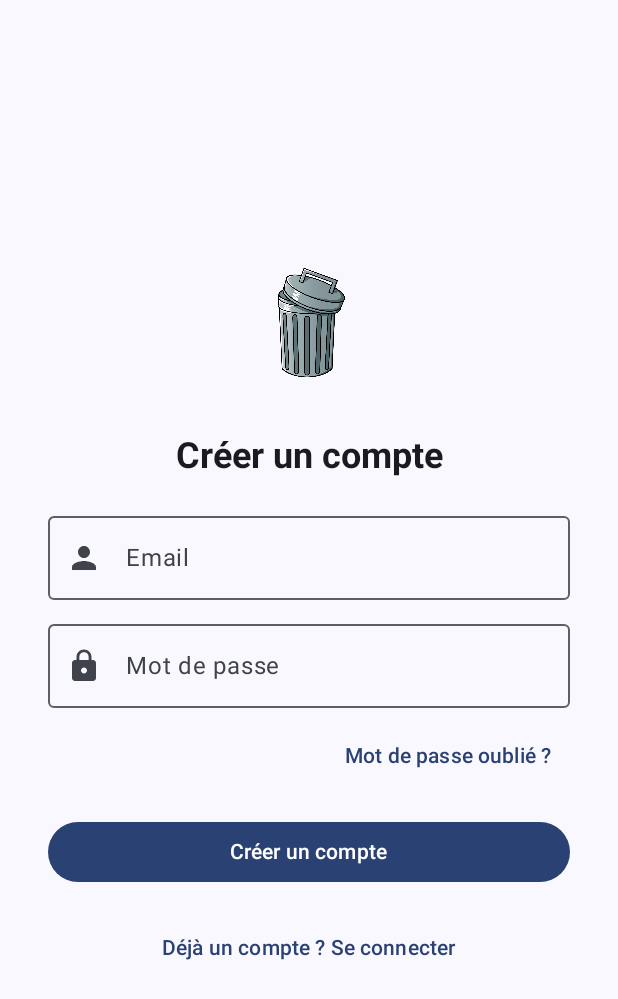
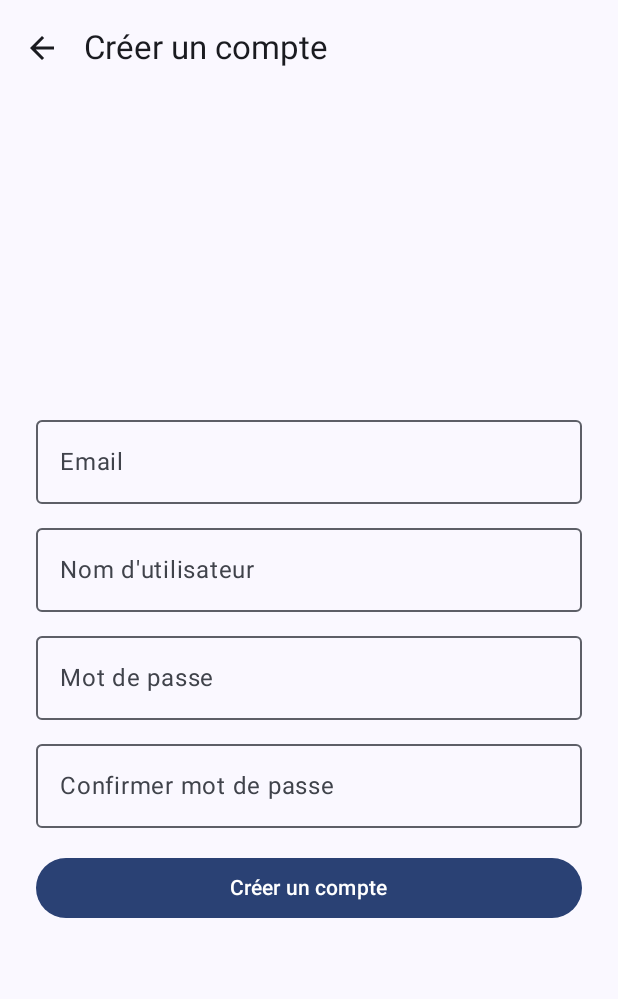
Before and after one commit to ranya230/Binovation, an Android app built with Jetpack Compose: the screen it shows after launch (MainActivity), after a tap on "Pas de compte ? Créer un compte", on a phone screen of 412 x 824 dp. Shown: the top 999 px of the screen. Run offline under Robolectric (Android 15) with nearby library versions, the phone set to English and light mode, and no system bars; our stand-ins replace Firebase (no records; nobody signed in at launch, a user with empty details on screens opened directly); pictures from the network do not load; 2 other taps on this screen came first.

Commit message:
Initial commit – Page Login avec connexion Firebase

```diff
--- a/app/build.gradle.kts
+++ b/app/build.gradle.kts
@@ -94,6 +94,7 @@ dependencies {
 
     // WorkManager
     implementation("androidx.work:work-runtime-ktx:2.8.1")
+    implementation("io.coil-kt:coil-compose:2.5.0")
 
     // Tests
     testImplementation("junit:junit:4.13.2")
--- a/app/src/main/java/fr/isen/amara/isensmartcompanion/MainActivity.kt
+++ b/app/src/main/java/fr/isen/amara/isensmartcompanion/MainActivity.kt
@@ -3,109 +3,39 @@ package fr.isen.amara.isensmartcompanion
 import android.os.Bundle
 import androidx.activity.ComponentActivity
 import androidx.activity.compose.setContent
-import androidx.compose.foundation.layout.padding
-import androidx.compose.material3.*
-import androidx.compose.runtime.*
-import androidx.compose.ui.Modifier
-import androidx.lifecycle.viewmodel.compose.viewModel
-import androidx.navigation.NavHostController
-import androidx.navigation.compose.*
-import com.google.firebase.FirebaseApp
-import fr.isen.amara.isensmartcompanion.data.InteractionViewModel
-import fr.isen.amara.isensmartcompanion.navigation.BottomNavItem
-import fr.isen.amara.isensmartcompanion.screens.*
+import androidx.compose.material3.MaterialTheme
+import androidx.compose.material3.Surface
+import androidx.navigation.compose.NavHost
+import androidx.navigation.compose.composable
+import androidx.navigation.compose.rememberNavController
+import fr.isen.amara.isensmartcompanion.screens.LoginScreen
+import fr.isen.amara.isensmartcompanion.screens.RegisterScreen
 import fr.isen.amara.isensmartcompanion.ui.theme.ISENSmartCompanionTheme
 
 class MainActivity : ComponentActivity() {
     override fun onCreate(savedInstanceState: Bundle?) {
         super.onCreate(savedInstanceState)
-
-        // ✅ Initialisation Firebase
-        FirebaseApp.initializeApp(this)
-
         setContent {
             ISENSmartCompanionTheme {
-                val navController = rememberNavController()
-                val currentBackStackEntry by navController.currentBackStackEntryAsState()
-                val currentRoute = currentBackStackEntry?.destination?.route
+                Surface(color = MaterialTheme.colorScheme.background) {
+                    val navController = rememberNavController()
 
-                Scaffold(
-                    bottomBar = {
-                        // ✅ Affiche la BottomNav uniquement si pas sur l’écran de connexion
-                        if (currentRoute != "login") {
-                            BottomNavigationBar(navController)
+                    NavHost(navController = navController, startDestination = "login") {
+                        composable("login") {
+                            LoginScreen(navController)
+                        }
+                        composable("register") {
+                            RegisterScreen(navController)
+                        }
+                        composable("home") {
+                            // Page d'accueil (à créer selon ton app)
+                            Surface {
+                                androidx.compose.material3.Text("Bienvenue ! (Home screen)")
+                            }
                         }
                     }
-                ) { innerPadding ->
-                    NavigationGraph(navController, Modifier.padding(innerPadding))
                 }
             }
         }
     }
 }
-
-@Composable
-fun BottomNavigationBar(navController: NavHostController) {
-    val items = listOf(
-        BottomNavItem.Home,
-        BottomNavItem.Events,
-        BottomNavItem.Agenda,
-        BottomNavItem.History
-    )
-
-    NavigationBar {
-        items.forEach { item ->
-            NavigationBarItem(
-                icon = { Icon(item.icon, contentDescription = item.title) },
-                label = { Text(item.title) },
-                selected = false,
-                onClick = { navController.navigate(item.route) }
-            )
-        }
-    }
-}
-
-@Composable
-fun NavigationGraph(navController: NavHostController, modifier: Modifier = Modifier) {
-    val eventsViewModel: EventsViewModel = viewModel()
-    val interactionViewModel: InteractionViewModel = viewModel()
-
-    NavHost(navController, startDestination = "login", modifier = modifier) {
-        composable("login") {
-            LoginScreen(
-                onLoginSuccess = {
-                    navController.navigate(BottomNavItem.Home.route) {
-                        popUpTo("login") { inclusive = true }
-                    }
-                },
-                onForgotPassword = {
-                    // Ajoute ici un écran si tu veux gérer "mot de passe oublié"
-                }
-            )
-        }
-
-        composable(BottomNavItem.Home.route) {
-            AssistantScreen()
-        }
-
-        composable(BottomNavItem.Events.route) {
-            EventsScreen(navController, eventsViewModel)
-        }
-
-        composable(BottomNavItem.Agenda.route) {
-            AgendaScreen(navController)
-        }
-
-        composable(BottomNavItem.History.route) {
-            HistoryScreen(interactionViewModel, navController)
-        }
-
-        composable("eventDetail/{eventId}") { backStackEntry ->
-            EventDetailScreen(navController, backStackEntry, eventsViewModel)
-        }
-
-        composable("historyDetail/{interactionId}") { backStackEntry ->
-            HistoryDetailScreen(navController, backStackEntry, interactionViewModel)
-        }
-    }
-}
--- a/app/src/main/java/fr/isen/amara/isensmartcompanion/notifications/NotificationViewModel.kt
+++ b/app/src/main/java/fr/isen/amara/isensmartcompanion/notifications/NotificationViewModel.kt
@@ -15,7 +15,7 @@ import kotlinx.coroutines.delay
 import android.util.Log
 import android.graphics.Color
 import kotlinx.coroutines.launch
-import fr.isen.amara.isensmartcompanion.MainActivity
+import fr.isen.amara.isensmartcompanion.MainActivity  // <-- Ici l'import correct
 import fr.isen.amara.isensmartcompanion.R
 
 class NotificationViewModel : ViewModel() {
@@ -58,7 +58,6 @@ class NotificationViewModel : ViewModel() {
             } else {
                 Log.e("Notification", "Permission de notification refusée")
             }
-
         }
     }
 }
--- a/app/src/main/java/fr/isen/amara/isensmartcompanion/screens/LoginScreen.kt
+++ b/app/src/main/java/fr/isen/amara/isensmartcompanion/screens/LoginScreen.kt
@@ -3,8 +3,9 @@ package fr.isen.amara.isensmartcompanion.screens
 import androidx.compose.foundation.Image
 import androidx.compose.foundation.layout.*
 import androidx.compose.material.icons.Icons
+import androidx.compose.material.icons.filled.ArrowBack
+import androidx.compose.material.icons.filled.Email
 import androidx.compose.material.icons.filled.Lock
-import androidx.compose.material.icons.filled.Person
 import androidx.compose.material3.*
 import androidx.compose.runtime.*
 import androidx.compose.ui.Alignment
@@ -12,119 +13,87 @@ import androidx.compose.ui.Modifier
 import androidx.compose.ui.res.painterResource
 import androidx.compose.ui.text.input.PasswordVisualTransformation
 import androidx.compose.ui.unit.dp
+import androidx.navigation.NavController
 import com.google.firebase.auth.FirebaseAuth
+import fr.isen.amara.isensmartcompanion.R
 import kotlinx.coroutines.launch
-import fr.isen.amara.isensmartcompanion.R
 import kotlinx.coroutines.tasks.await
-import androidx.compose.ui.text.font.FontWeight
 
+@OptIn(ExperimentalMaterial3Api::class)
 @Composable
-fun LoginScreen(
-    onLoginSuccess: () -> Unit,
-    onForgotPassword: () -> Unit = {} // tu peux rediriger vers un autre écran si besoin
-) {
+fun LoginScreen(navController: NavController) {
     val email = remember { mutableStateOf("") }
     val password = remember { mutableStateOf("") }
-    val errorMessage = remember { mutableStateOf<String?>(null) }
-    val isLoginMode = remember { mutableStateOf(true) }
+    val snackbarHostState = remember { SnackbarHostState() }
     val coroutineScope = rememberCoroutineScope()
 
+    Scaffold(
+        snackbarHost = { SnackbarHost(snackbarHostState) }
+    ) { padding ->
         Column(
             modifier = Modifier
                 .fillMaxSize()
+                .padding(padding)
                 .padding(32.dp),
-        horizontalAlignment = Alignment.CenterHorizontally,
-        verticalArrangement = Arrangement.Center
+            verticalArrangement = Arrangement.Center,
+            horizontalAlignment = Alignment.CenterHorizontally
         ) {
-        // ✅ Logo
             Image(
-            painter = painterResource(id = R.drawable.poubelle),
-            contentDescription = "Logo",
-            modifier = Modifier
-                .size(120.dp)
-                .padding(bottom = 24.dp)
-        )
-
-        Text(
-            text = if (isLoginMode.value) "Connexion" else "Créer un compte",
-            style = MaterialTheme.typography.headlineSmall,
-            fontWeight = FontWeight.Bold
+                painter = painterResource(id = R.drawable.login_illustration),
+                contentDescription = null,
+                modifier = Modifier.size(140.dp)
             )
 
             Spacer(modifier = Modifier.height(16.dp))
 
-        // 📧 Email
+            Text("Connexion", style = MaterialTheme.typography.headlineSmall)
+
+            Spacer(modifier = Modifier.height(8.dp))
+
             OutlinedTextField(
                 value = email.value,
                 onValueChange = { email.value = it },
                 label = { Text("Email") },
-            leadingIcon = { Icon(Icons.Filled.Person, contentDescription = null) },
-            singleLine = true,
+                leadingIcon = { Icon(Icons.Default.Email, null) },
                 modifier = Modifier.fillMaxWidth()
             )
 
             Spacer(modifier = Modifier.height(8.dp))
 
-        // 🔒 Mot de passe
             OutlinedTextField(
                 value = password.value,
                 onValueChange = { password.value = it },
                 label = { Text("Mot de passe") },
-            leadingIcon = { Icon(Icons.Filled.Lock, contentDescription = null) },
+                leadingIcon = { Icon(Icons.Default.Lock, null) },
                 visualTransformation = PasswordVisualTransformation(),
-            singleLine = true,
                 modifier = Modifier.fillMaxWidth()
             )
 
+            Spacer(modifier = Modifier.height(16.dp))
+
+            Button(onClick = {
+                coroutineScope.launch {
+                    try {
+                        FirebaseAuth.getInstance()
+                            .signInWithEmailAndPassword(email.value.trim(), password.value)
+                            .await()
+                        snackbarHostState.showSnackbar("✅ Connexion réussie")
+                        navController.navigate("home") {
+                            popUpTo("login") { inclusive = true }
+                        }
+                    } catch (e: Exception) {
+                        snackbarHostState.showSnackbar(" ${e.localizedMessage ?: "Erreur de connexion"}")
+                    }
+                }
+            }, modifier = Modifier.fillMaxWidth()) {
+                Text("Se connecter")
+            }
+
             Spacer(modifier = Modifier.height(8.dp))
 
-        TextButton(onClick = onForgotPassword, modifier = Modifier.align(Alignment.End)) {
-            Text("Mot de passe oublié ?")
-        }
-
-        Spacer(modifier = Modifier.height(16.dp))
-
-        // ✅ Bouton Connexion / Inscription
-        Button(
-            onClick = {
-                coroutineScope.launch {
-                    val auth = FirebaseAuth.getInstance()
-                    try {
-                        if (isLoginMode.value) {
-                            auth.signInWithEmailAndPassword(email.value, password.value).await()
-                        } else {
-                            auth.createUserWithEmailAndPassword(email.value, password.value).await()
-                        }
-                        onLoginSuccess()
-                    } catch (e: Exception) {
-                        errorMessage.value = e.localizedMessage ?: "Erreur inconnue"
-                    }
-                }
-            },
-            modifier = Modifier.fillMaxWidth()
-        ) {
-            Text(if (isLoginMode.value) "Se connecter" else "Créer un compte")
-        }
-
-        // ❗ Erreur affichée
-        errorMessage.value?.let {
-            Spacer(modifier = Modifier.height(8.dp))
-            Text(it, color = MaterialTheme.colorScheme.error)
-        }
-
-        Spacer(modifier = Modifier.height(16.dp))
-
-        // 🔁 Lien bascule login / register
-        TextButton(onClick = {
-            isLoginMode.value = !isLoginMode.value
-            errorMessage.value = null
-        }) {
-            Text(
-                if (isLoginMode.value)
-                    "Pas de compte ? Créer un compte"
-                else
-                    "Déjà un compte ? Se connecter"
-            )
+            TextButton(onClick = { navController.navigate("register") }) {
+                Text("Pas de compte ? Créer un compte")
             }
         }
     }
+}
--- /dev/null
+++ b/app/src/main/java/fr/isen/amara/isensmartcompanion/screens/RegisterScreen.kt
@@ -0,0 +1,141 @@
+package fr.isen.amara.isensmartcompanion.screens
+
+import android.net.Uri
+import androidx.activity.compose.rememberLauncherForActivityResult
+import androidx.activity.result.contract.ActivityResultContracts
+import androidx.compose.foundation.Image
+import androidx.compose.foundation.layout.*
+import androidx.compose.material.icons.Icons
+import androidx.compose.material.icons.filled.*
+import androidx.compose.material3.*
+import androidx.compose.runtime.*
+import androidx.compose.ui.Alignment
+import androidx.compose.ui.Modifier
+import androidx.compose.ui.res.painterResource
+import androidx.compose.ui.text.input.PasswordVisualTransformation
+import androidx.compose.ui.unit.dp
+import androidx.navigation.NavController
+import coil.compose.rememberAsyncImagePainter
+import com.google.firebase.auth.FirebaseAuth
+import com.google.firebase.firestore.FirebaseFirestore
+import fr.isen.amara.isensmartcompanion.R
+import kotlinx.coroutines.launch
+import kotlinx.coroutines.tasks.await
+
+@OptIn(ExperimentalMaterial3Api::class)
+@Composable
+fun RegisterScreen(navController: NavController) {
+    val email = remember { mutableStateOf("") }
+    val username = remember { mutableStateOf("") }
+    val password = remember { mutableStateOf("") }
+    val confirmPassword = remember { mutableStateOf("") }
+    val snackbarHostState = remember { SnackbarHostState() }
+    val coroutineScope = rememberCoroutineScope()
+
+    Scaffold(
+        topBar = {
+            TopAppBar(
+                title = { Text("Créer un compte") },
+                navigationIcon = {
+                    IconButton(onClick = { navController.navigate("login") }) {
+                        Icon(Icons.Default.ArrowBack, contentDescription = "Retour à la connexion")
+                    }
+                }
+            )
+        },
+        snackbarHost = { SnackbarHost(snackbarHostState) }
+    ) { paddingValues ->
+        Column(
+            modifier = Modifier
+                .fillMaxSize()
+                .padding(24.dp)
+                .padding(paddingValues),
+            horizontalAlignment = Alignment.CenterHorizontally,
+            verticalArrangement = Arrangement.Center
+        ) {
+            OutlinedTextField(
+                value = email.value,
+                onValueChange = { email.value = it.trim() },
+                label = { Text("Email") },
+                singleLine = true,
+                modifier = Modifier.fillMaxWidth()
+            )
+
+            Spacer(modifier = Modifier.height(8.dp))
+
+            OutlinedTextField(
+                value = username.value,
+                onValueChange = { username.value = it },
+                label = { Text("Nom d'utilisateur") },
+                singleLine = true,
+                modifier = Modifier.fillMaxWidth()
+            )
+
+            Spacer(modifier = Modifier.height(8.dp))
+
+            OutlinedTextField(
+                value = password.value,
+                onValueChange = { password.value = it },
+                label = { Text("Mot de passe") },
+                singleLine = true,
+                visualTransformation = PasswordVisualTransformation(),
+                modifier = Modifier.fillMaxWidth()
+            )
+
+            Spacer(modifier = Modifier.height(8.dp))
+
+            OutlinedTextField(
+                value = confirmPassword.value,
+                onValueChange = { confirmPassword.value = it },
+                label = { Text("Confirmer mot de passe") },
+                singleLine = true,
+                visualTransformation = PasswordVisualTransformation(),
+                modifier = Modifier.fillMaxWidth()
+            )
+
+            Spacer(modifier = Modifier.height(16.dp))
+
+            Button(
+                onClick = {
+                    coroutineScope.launch {
+                        try {
+                            if (email.value.isBlank() || username.value.isBlank() || password.value.isBlank()) {
+                                snackbarHostState.showSnackbar(" Remplissez tous les champs")
+                                return@launch
+                            }
+                            if (password.value != confirmPassword.value) {
+                                snackbarHostState.showSnackbar(" Les mots de passe ne correspondent pas")
+                                return@launch
+                            }
+
+                            val auth = FirebaseAuth.getInstance()
+                            // Vérifier si l'email est déjà utilisé
+                            val signInMethods = auth.fetchSignInMethodsForEmail(email.value).await()
+                            if (signInMethods.signInMethods?.isNotEmpty() == true) {
+                                snackbarHostState.showSnackbar(" Cet email est déjà utilisé")
+                                return@launch
+                            }
+
+                            // Sinon créer le compte
+                            val result = auth.createUserWithEmailAndPassword(email.value, password.value).await()
+                            val userId = result.user?.uid
+
+                            if (userId != null) {
+                                // Sauvegarder user dans Firestore si besoin ici
+                                snackbarHostState.showSnackbar(" Compte créé avec succès")
+                                navController.navigate("login") {
+                                    popUpTo("register") { inclusive = true }
+                                }
+                            }
+                        } catch (e: Exception) {
+                            snackbarHostState.showSnackbar(" Erreur : ${e.localizedMessage ?: "erreur inconnue"}")
+                        }
+                    }
+                },
+                modifier = Modifier.fillMaxWidth()
+            ) {
+                Text("Créer un compte")
+            }
+        }
+    }
+}
```
Also changed, not shown: app/src/main/res/drawable/avatar_placeholder.jpg (added), app/src/main/res/drawable/login_illustration.png (added). Lines whose indentation alone changed are shown as unchanged.
